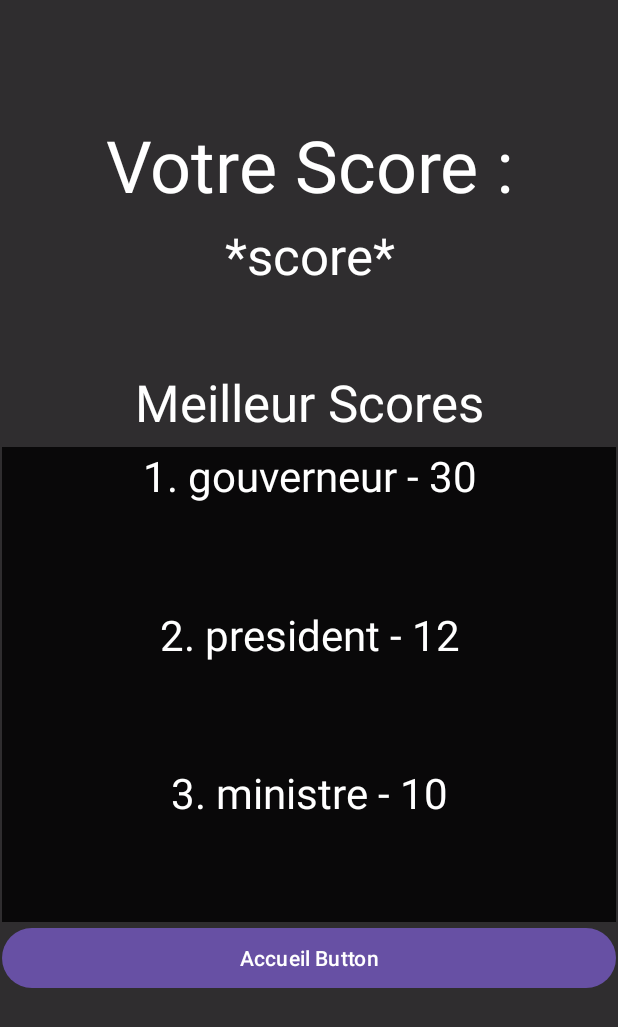
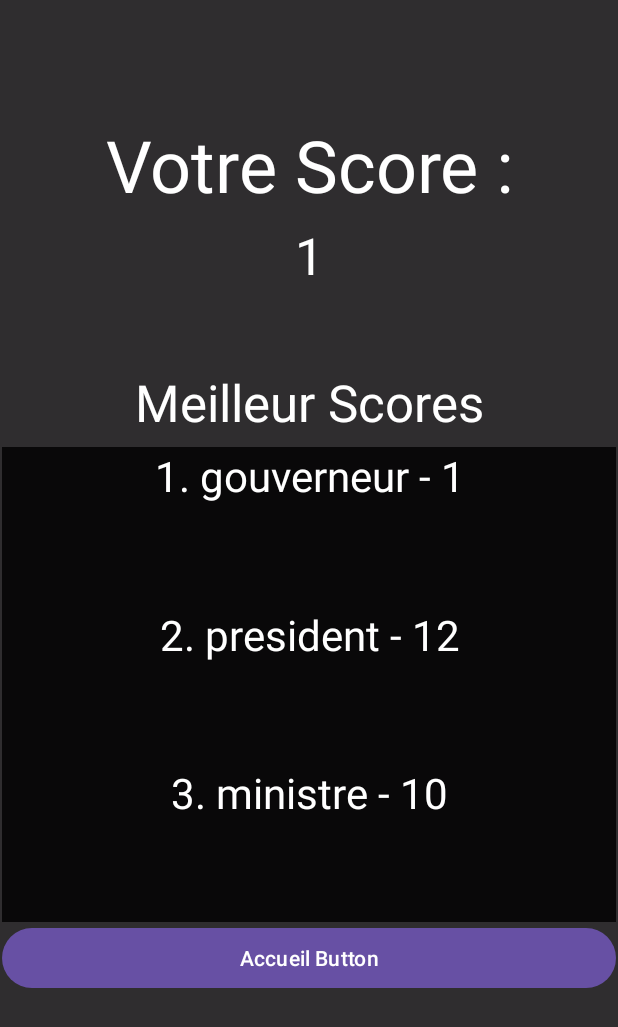
Before and after one commit to Tmalinge/Color_tiles, an Android app: the ScorePage screen opened directly, with no data from a screen before it, on a phone screen of 412 x 824 dp. Shown: the top 1027 px of the screen. Run offline under Robolectric (Android 15) with nearby library versions, the phone set to English and light mode, and no system bars.

```diff
--- a/app/src/main/java/com/example/color_tiles/ActivityGame.java
+++ b/app/src/main/java/com/example/color_tiles/ActivityGame.java
@@ -124,7 +124,12 @@ public class ActivityGame extends AppCompatActivity {
                         if(!checkRegle()){
                             binding.textView5.setText("END OF THE GAME !");
                             System.out.println("END OF THE GAME !");
+                            //
+                            int score = (int) (Math.random()+1)*1000;
                             Intent intent = new Intent(ActivityGame.this, ScorePage.class);
+                            //
+                            intent.putExtra("VALUE",score);
+
                             startActivity(intent);
                         }
                     }
--- a/app/src/main/java/com/example/color_tiles/ScorePage.java
+++ b/app/src/main/java/com/example/color_tiles/ScorePage.java
@@ -22,9 +22,13 @@ public class ScorePage extends AppCompatActivity {
         super.onCreate(savedInstanceState);
         binding = ActivityScorePageBinding.inflate(getLayoutInflater());
         setContentView(binding.getRoot());
+        //get score
+        Intent intent = getIntent();
+        int score1=intent.getIntExtra("VALUE",1);
+        binding.votreNomTextView.setText(String.valueOf(score1));
         fragments = new ArrayList<>();
         // Need to change
-        fragments.add(Fragment_Nom_Score.newInstance(1,"gouverneur",30));
+        fragments.add(Fragment_Nom_Score.newInstance(1,"gouverneur",score1));
         fragments.add(Fragment_Nom_Score.newInstance(2,"president",12));
         fragments.add(Fragment_Nom_Score.newInstance(3,"ministre",10));
         FragmentTransaction ft = getSupportFragmentManager().beginTransaction();
```
